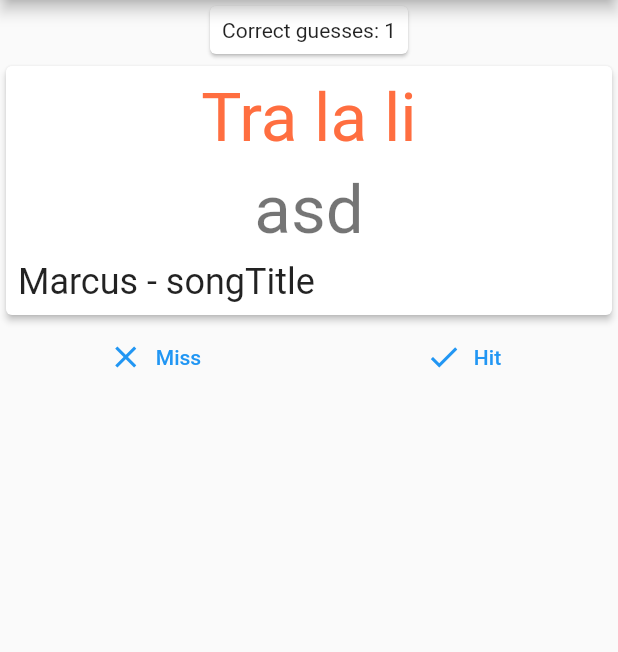
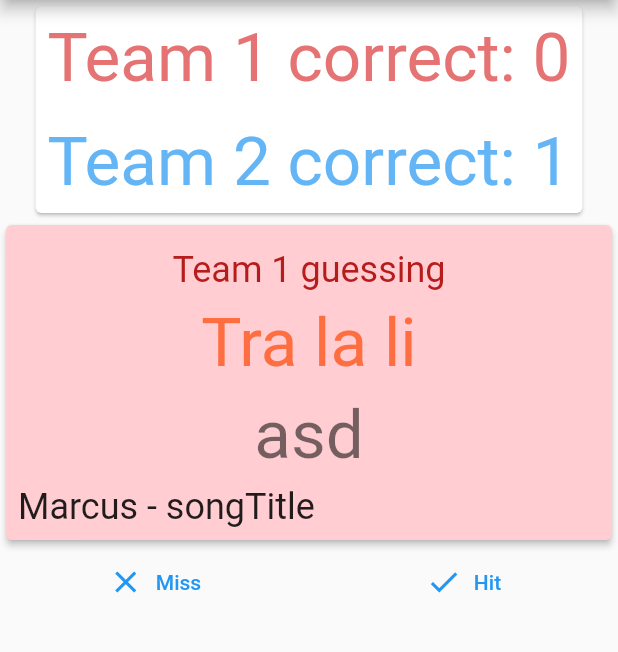
Before and after one commit to mackattack3k/tralalala, a Flutter app: the screen it shows after launch, after a tap on "Miss", after a tap on "Hit", on a phone screen of 412 x 824 dp, the part 84-736 px from its top. Run offline on Flutter 3.47's test engine with Material 2 defaults, Android fonts, the phone set to English and light mode, and no system bars.

Commit message:
Show individual team scores

```diff
--- a/lib/main.dart
+++ b/lib/main.dart
@@ -1,3 +1,5 @@
+import 'dart:io';
+
 import 'package:flutter/material.dart';
 
 void main() {
@@ -39,8 +41,9 @@ class Guessable {
 
 class _MyHomePageState extends State<MyHomePage> {
   int _counter = 0;
-  int _correctAnswers = 0;
-  int _incorrectAnswers = 0;
+  int _correctAnswersT1 = 0;
+  int _correctAnswersT2 = 0;
+  bool _teamTurn = true;
   List<Guessable> listTab = [
     Guessable("Lean a little bit closer, see",
         "Roses really smell like poo-poo-ooh", "Outkast", "Roses"),
@@ -51,20 +54,23 @@ class _MyHomePageState extends State<MyHomePage> {
 
   void _correctGuess() {
     setState(() {
-      _correctAnswers++;
+      print("hej: $_teamTurn");
+      if(_teamTurn) {
+        _correctAnswersT1++;
+      } else {
+        _correctAnswersT2++;
+      }
     });
     _goToNextSong();
   }
 
   void _incorrectGuess() {
-    setState(() {
-      _incorrectAnswers++;
-    });
     _goToNextSong();
   }
 
   void _goToNextSong() {
     setState(() {
+      _teamTurn = !_teamTurn;
       if (_counter + 1 == listTab.length) {
         _counter = 0;
       } else {
@@ -86,18 +92,46 @@ class _MyHomePageState extends State<MyHomePage> {
           mainAxisAlignment: MainAxisAlignment.start,
           children: [
             Card(
-              child: FittedBox(
-                  fit: BoxFit.fitWidth, child: Padding(
+              child: Column(
+                children: [
+                  FittedBox(
+                      fit: BoxFit.fitWidth, child: Padding(
+                        padding: const EdgeInsets.all(8.0),
+                        child: Text("Team 1 correct: $_correctAnswersT1",
+                            style:
+                            Theme.of(context).textTheme.headline3?.copyWith(
+                              color: Colors.red[300],
+                            ),
+                        ),
+                      )),
+                  FittedBox(
+                      fit: BoxFit.fitWidth, child: Padding(
                     padding: const EdgeInsets.all(8.0),
-                    child: Text("Correct guesses: $_correctAnswers"),
+                    child: Text("Team 2 correct: $_correctAnswersT2", style:
+                    Theme.of(context).textTheme.headline3?.copyWith(
+                      color: Colors.blue[300],
+                    )),
                   )),
+                ],
+              ),
             ),
             Card(
               elevation: 2.0,
+              color: _teamTurn ? Colors.red[100] : Colors.blue[100],
               child: Padding(
                 padding: const EdgeInsets.all(8.0),
                 child: Column(
                   children: [
+                    FittedBox(
+                        fit: BoxFit.fitWidth, child: Padding(
+                      padding: const EdgeInsets.all(8.0),
+                      child: Text("Team " + (_teamTurn ? "1" : "2") + " guessing",
+                        style:
+                        Theme.of(context).textTheme.headline5?.copyWith(
+                          color: _teamTurn ? Colors.red[900] : Colors.blue[900],
+                        ),
+                      ),
+                    )),
                     FittedBox(
                       fit: BoxFit.fitWidth,
                       child: Padding(
```
